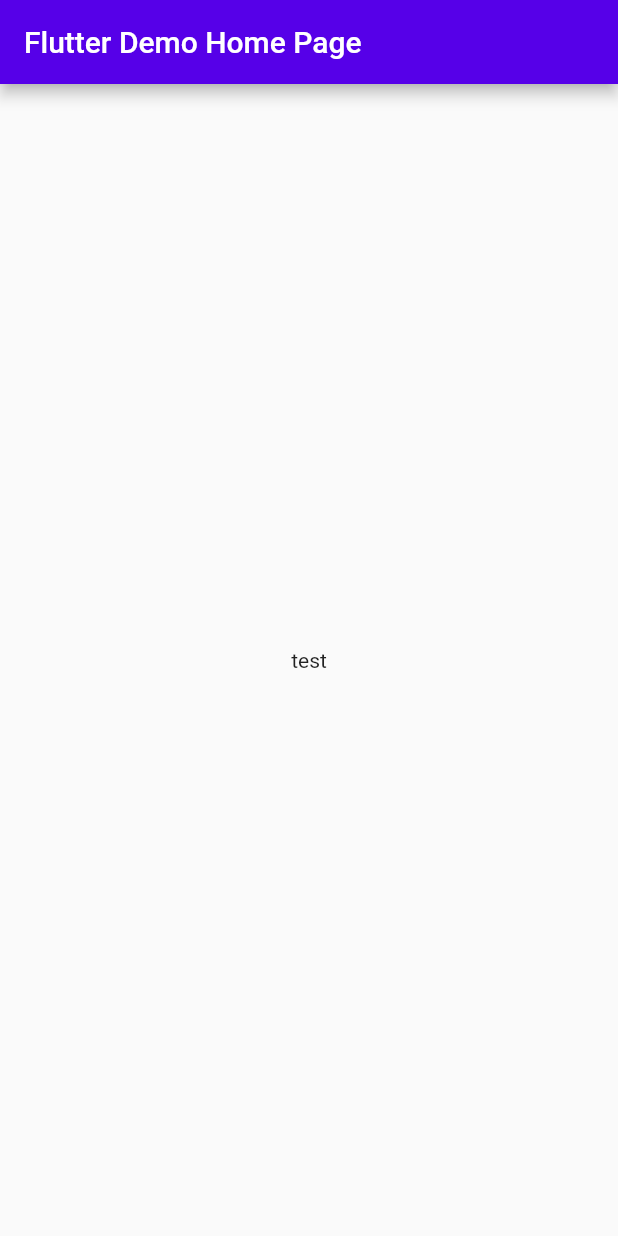
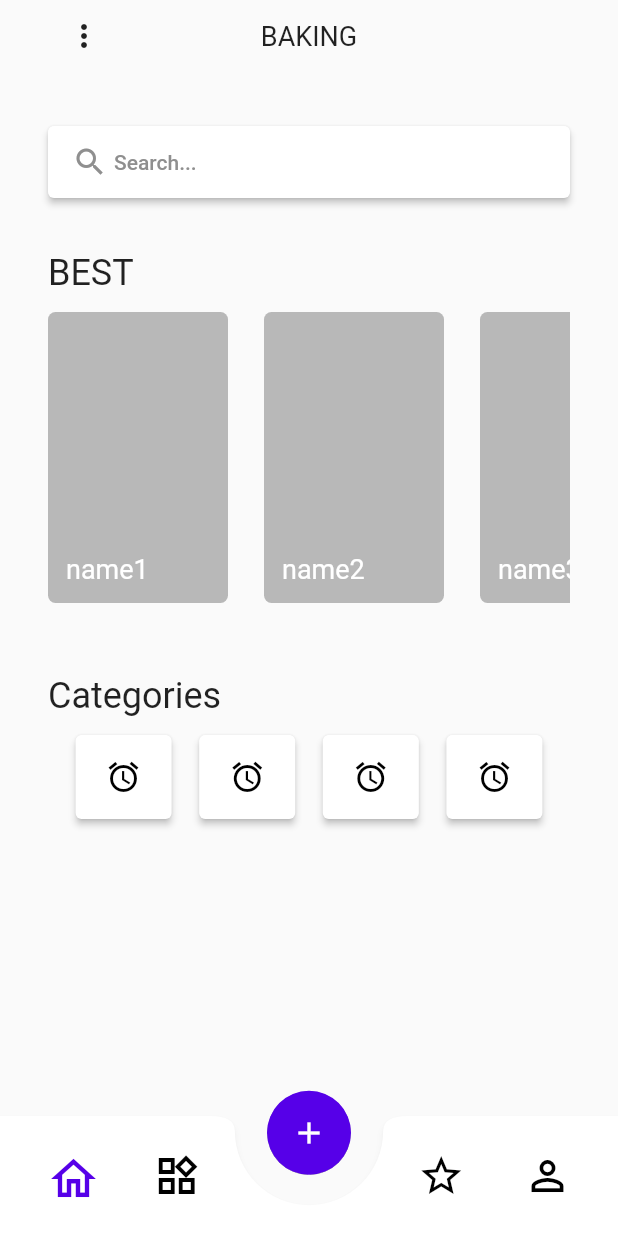
Before and after one commit to Yun-SeYeong/Flutter-Baking-Application, a Flutter app: the screen it shows after launch, on a phone screen of 412 x 824 dp. Run offline on Flutter 3.47's test engine with Material 2 defaults, Android fonts, the light colour scheme and no system bars.

Commit message:
[ADD] add dashbaord page

```diff
--- a/lib/main.dart
+++ b/lib/main.dart
@@ -1,4 +1,5 @@
 import 'package:flutter/material.dart';
+import 'package:flutter_baking_application/pages/DashBoardPage.dart';
 
 void main() {
   runApp(MyApp());
@@ -12,9 +13,10 @@
       initialRoute: '/',
       theme: ThemeData(
         primaryColor: Color(0xff5600E8),
+        backgroundColor: Colors.white
       ),
       routes: {
-        '/': (context) => MyHomePage(title: 'Flutter Demo Home Page')
+        '/': (context) => DashBoardPage(),
       },
     );
   }
--- /dev/null
+++ b/lib/pages/DashBoardPage.dart
@@ -0,0 +1,184 @@
+import 'package:flutter/material.dart';
+import 'package:flutter_baking_application/components/BestRecipesWidget.dart';
+import 'package:flutter_baking_application/components/BottomNavigationWidget.dart';
+
+class DashBoardPage extends StatefulWidget {
+  DashBoardPage({Key? key}) : super(key: key);
+
+  @override
+  _DashBoardPageState createState() => _DashBoardPageState();
+}
+
+class _DashBoardPageState extends State<DashBoardPage> {
+  @override
+  Widget build(BuildContext context) {
+    final double _statusBarHeight = MediaQuery.of(context).padding.top;
+    return Scaffold(
+      body: Column(
+        mainAxisAlignment: MainAxisAlignment.start,
+        children: [
+          Container(
+            height: 48.0,
+            margin:
+                EdgeInsets.only(top: _statusBarHeight, left: 32.0, right: 32.0),
+            child: Stack(
+              children: [
+                Center(
+                  child: const Text(
+                    "BAKING",
+                    style: TextStyle(fontSize: 18),
+                  ),
+                ),
+                IconButton(
+                  onPressed: () {},
+                  icon: const Icon(Icons.more_vert),
+                )
+              ],
+            ),
+          ),
+          Container(
+            padding: EdgeInsets.only(left: 32.0, right: 32.0, top: 36.0),
+            child: Column(
+              children: [
+                ElevatedButton(
+                  onPressed: () {},
+                  style: ButtonStyle(backgroundColor:
+                      MaterialStateProperty.resolveWith((states) {
+                    return Colors.white;
+                  })),
+                  child: Container(
+                    height: 48.0,
+                    child: Row(
+                      children: [
+                        const Icon(
+                          Icons.search,
+                          color: Color(0xff8f8f8f),
+                        ),
+                        Container(width: 4.0),
+                        Text(
+                          "Search...",
+                          style: const TextStyle(
+                            color: Color(0xff8f8f8f),
+                          ),
+                        )
+                      ],
+                    ),
+                  ),
+                ),
+                Container(
+                  margin: const EdgeInsets.only(top: 36.0),
+                  child: BestRecipesWidget(recipeList: [
+                    Recipe("name1"),
+                    Recipe("name2"),
+                    Recipe("name3"),
+                  ]),
+                ),
+                Container(
+                  margin: const EdgeInsets.only(top: 36.0),
+                  child: Column(
+                    children: [
+                      Row(
+                        mainAxisAlignment: MainAxisAlignment.start,
+                        children: [
+                          Text(
+                            "Categories",
+                            style: TextStyle(fontSize: 24.0),
+                          ),
+                        ],
+                      ),
+                      Container(
+                        padding: EdgeInsets.only(top: 12.0),
+                        child: Row(
+                          mainAxisAlignment: MainAxisAlignment.spaceEvenly,
+                          children: [
+                            ElevatedButton(
+                              onPressed: () {},
+                              style: ButtonStyle(
+                                backgroundColor:
+                                    MaterialStateProperty.resolveWith((states) {
+                                  return Colors.white;
+                                }),
+                                padding: MaterialStateProperty.resolveWith(
+                                    (states) => EdgeInsets.all(4.0)),
+                              ),
+                              child: Container(
+                                height: 48.0,
+                                width: 48.0,
+                                child: Icon(
+                                  Icons.access_alarms_sharp,
+                                  color: Colors.black,
+                                ),
+                              ),
+                            ),
+                            ElevatedButton(
+                              onPressed: () {},
+                              style: ButtonStyle(
+                                backgroundColor:
+                                    MaterialStateProperty.resolveWith((states) {
+                                  return Colors.white;
+                                }),
+                                padding: MaterialStateProperty.resolveWith(
+                                    (states) => EdgeInsets.all(4.0)),
+                              ),
+                              child: Container(
+                                height: 48.0,
+                                width: 48.0,
+                                child: Icon(
+                                  Icons.access_alarms_sharp,
+                                  color: Colors.black,
+                                ),
+                              ),
+                            ),
+                            ElevatedButton(
+                              onPressed: () {},
+                              style: ButtonStyle(
+                                backgroundColor:
+                                    MaterialStateProperty.resolveWith((states) {
+                                  return Colors.white;
+                                }),
+                                padding: MaterialStateProperty.resolveWith(
+                                    (states) => EdgeInsets.all(4.0)),
+                              ),
+                              child: Container(
+                                height: 48.0,
+                                width: 48.0,
+                                child: Icon(
+                                  Icons.access_alarms_sharp,
+                                  color: Colors.black,
+                                ),
+                              ),
+                            ),
+                            ElevatedButton(
+                              onPressed: () {},
+                              style: ButtonStyle(
+                                backgroundColor:
+                                    MaterialStateProperty.resolveWith((states) {
+                                  return Colors.white;
+                                }),
+                                padding: MaterialStateProperty.resolveWith(
+                                    (states) => EdgeInsets.all(4.0)),
+                              ),
+                              child: Container(
+                                height: 48.0,
+                                width: 48.0,
+                                child: Icon(
+                                  Icons.access_alarms_sharp,
+                                  color: Colors.black,
+                                ),
+                              ),
+                            ),
+                          ],
+                        ),
+                      )
+                    ],
+                  ),
+                )
+              ],
+            ),
+          ),
+        ],
+      ),
+      bottomNavigationBar: BottomNavigationWidget(onTap: (index) {}),
+    );
+  }
+}
```
